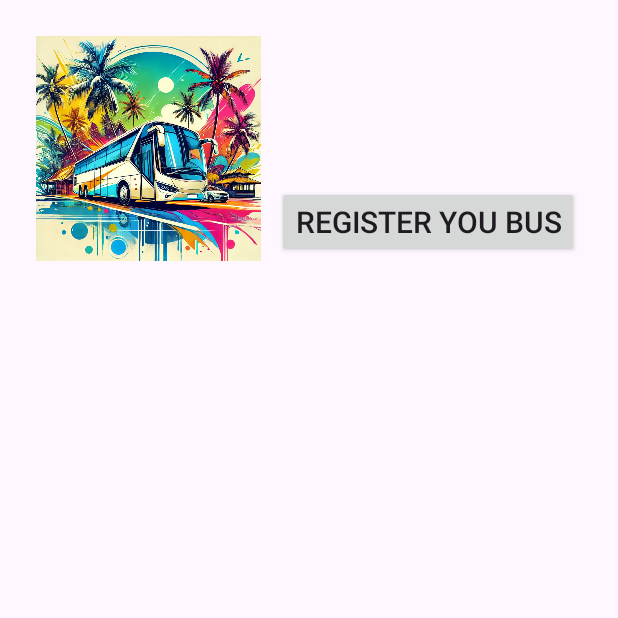
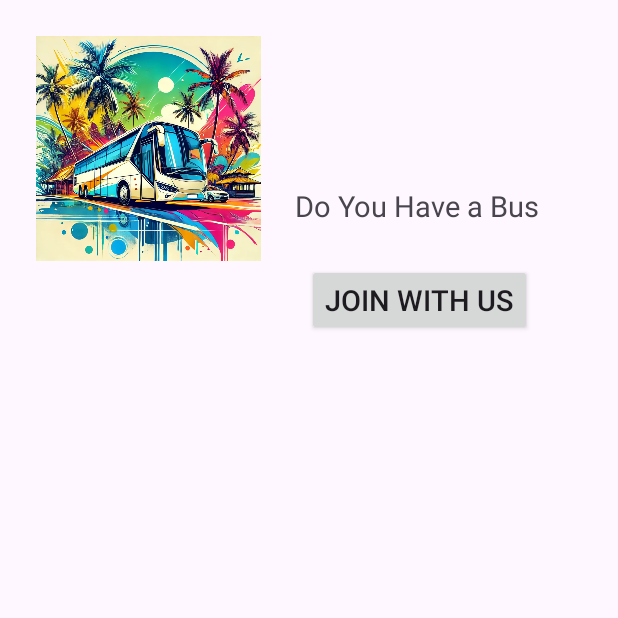
Before and after one commit to NesaraRahal/SwiftRide, an Android app: the DashboardActivity screen opened directly, with no data from a screen before it, on a phone screen of 412 x 824 dp, the top half of it. Run offline under Robolectric (Android 15) with nearby library versions, the phone set to English and light mode, and no system bars.

Commit message:
dev Creation of owner registration form intitiated

```diff
--- a/app/src/main/AndroidManifest.xml
+++ b/app/src/main/AndroidManifest.xml
@@ -30,7 +30,7 @@
         <activity android:name=".RegisterActivity"></activity>
         <activity android:name=".DashboardActivity" />
         <activity android:name=".RegisterBusActivity" />
-
+        <activity android:name=".RegOwnerActivity" />
 
     </application>
 
--- a/app/src/main/java/com/example/swiftride/DashboardActivity.java
+++ b/app/src/main/java/com/example/swiftride/DashboardActivity.java
@@ -13,8 +13,8 @@ public class DashboardActivity extends Activity {
 
     }
 
-    public void regBus(View view){
-        Intent intent = new Intent(this, RegisterBusActivity.class);
+    public void regOwner(View view){
+        Intent intent = new Intent(this, RegOwnerActivity.class);
         startActivity(intent);
     }
 
--- a/app/src/main/res/layout/dashboard_page.xml
+++ b/app/src/main/res/layout/dashboard_page.xml
@@ -13,29 +13,40 @@
         <!-- Additional Views can go inside this RelativeLayout -->
 
         <ImageView
-            android:id="@+id/profileImageView"
+            android:id="@+id/busImg"
             android:layout_width="150dp"
             android:layout_height="150dp"
             android:layout_gravity="center_horizontal"
             android:clickable="true"
-            android:contentDescription="Register Image"
+            android:contentDescription="Become a owner"
             android:focusable="true"
-            android:onClick="selectProfileImage"
+            android:onClick="regOwner"
             android:scaleType="centerCrop"
-            android:src="@drawable/modern_bus"
-            />
+            android:src="@drawable/modern_bus" />
+
+        <TextView
+            android:id="@+id/textOwner"
+            android:layout_width="wrap_content"
+            android:layout_height="wrap_content"
+            android:layout_alignEnd="@+id/busImg"
+            android:layout_marginLeft="100px"
+            android:layout_marginTop="150px"
+            android:layout_marginEnd="-185dp"
+            android:text="@string/reg_owner"
+            android:textSize="19sp" />
 
         <Button
-            android:id="@+id/textView"
+            android:id="@+id/textBeOwner"
             android:layout_width="wrap_content"
             android:layout_height="wrap_content"
+            android:layout_below="@+id/textOwner"
             android:layout_alignParentEnd="true"
             android:layout_marginLeft="100px"
-            android:layout_marginTop="150px"
-            android:layout_marginEnd="2dp"
-            android:text="@string/reg_bus"
-            android:textSize="20sp"
-            android:onClick="regBus"/>
+            android:layout_marginTop="26dp"
+            android:layout_marginEnd="33dp"
+            android:onClick="regOwner"
+            android:text="@string/reg_ownerBtn"
+            android:textSize="19sp" />
 
     </RelativeLayout>
 
--- a/app/src/main/res/values/strings.xml
+++ b/app/src/main/res/values/strings.xml
@@ -1,5 +1,7 @@
 <resources>
     <string name="app_name">SwiftRide</string>
+    <string name="reg_owner">Do You Have a Bus</string>
+    <string name="reg_ownerBtn">Join with us</string>
     <string name="reg_bus">Register you Bus</string>
     <string-array name="user_type">
         <item>Passenger</item>
```
Also changed, not shown: app/src/main/java/com/example/swiftride/DBHandler.java (+17 -5 lines), app/src/main/java/com/example/swiftride/RegOwnerActivity.java (added, +13 -0 lines), app/src/main/java/com/example/swiftride/RegisterActivity.java (+7 -2 lines), app/src/main/res/layout/register_owner_activity.xml (added, +42 -0 lines), app/src/main/res/layout/register_page.xml (+7 -0 lines).
